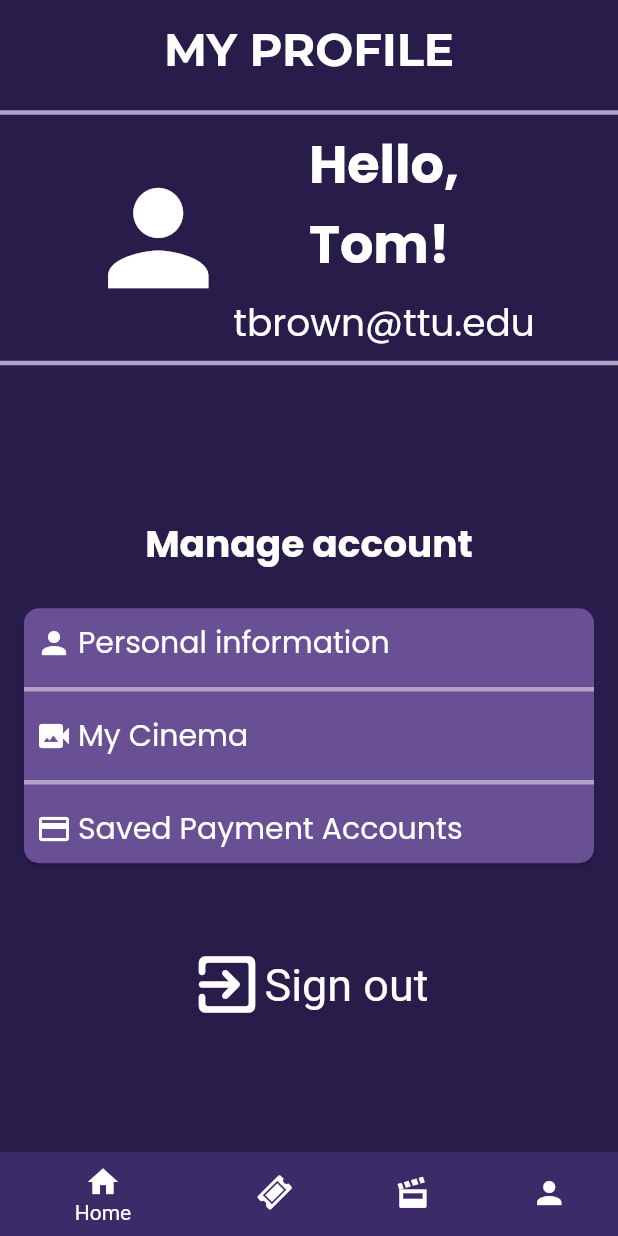
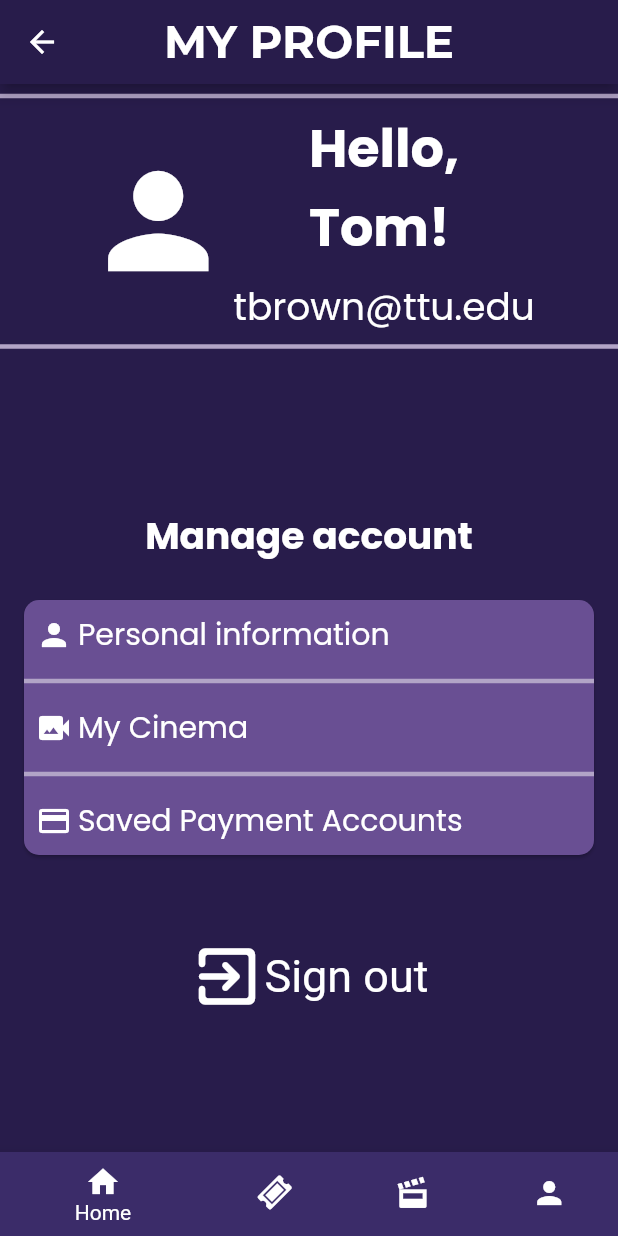
Before and after one commit to Alefig12/mbs, a Flutter app: the ProfilePage screen opened directly, on a phone screen of 412 x 824 dp. Run offline on Flutter 3.47's test engine with Material 2 defaults, Android fonts, the phone set to English and light mode, and no system bars; our stand-ins replace get, google_fonts.

Commit message:
Added appbar to profilePage

```diff
--- a/lib/ui/pages/profile_page.dart
+++ b/lib/ui/pages/profile_page.dart
@@ -22,19 +22,23 @@ class _ProfilePageState extends State<ProfilePage> {
   Widget build(BuildContext context) {
     return Scaffold(
       backgroundColor: const Color(0XFF281c4b),
+      appBar: AppBar(
+        backgroundColor: const Color(0XFF281c4b),
+        title: Title(
+            color: Colors.white,
+            child: Text(
+              "MY PROFILE",
+              style: GoogleFonts.montserrat(
+                  textStyle: const TextStyle(
+                      fontSize: 30,
+                      color: Colors.white,
+                      fontWeight: FontWeight.bold)),
+            )),
+        centerTitle: true,
+      ),
       body: Column(
         crossAxisAlignment: CrossAxisAlignment.center,
         children: [
-          Padding(
-            padding: const EdgeInsets.all(15),
-            child: Title(color: Colors.white, child: Text("MY PROFILE",
-            style: GoogleFonts.montserrat(textStyle: const TextStyle(
-              fontSize: 30,
-              color: Colors.white,
-              fontWeight: FontWeight.bold
-            )),)
-            ),
-          ),
           const Divider(
             color: Color(0XFFb2a4c7),
             thickness: 3,
@@ -77,25 +81,27 @@ class _ProfilePageState extends State<ProfilePage> {
 Widget profilePicAndName = Row(
   mainAxisAlignment: MainAxisAlignment.center,
   children: [
-    const Icon(Icons.person,size: 100,color: Colors.white),
+    const Icon(Icons.person, size: 100, color: Colors.white),
     Column(
       children: [
         Padding(
           padding: const EdgeInsets.only(bottom: 8.0),
-          child: Text("Hello,\n" + "Tom!",style: GoogleFonts.poppins(
+          child: Text(
+            "Hello,\n" + "Tom!",
+            style: GoogleFonts.poppins(
               textStyle: const TextStyle(
                   fontWeight: FontWeight.bold,
                   color: Colors.white,
-              fontSize: 35
+                  fontSize: 35),
             ),
-          ),),
           ),
-        Text('tbrown@ttu.edu',style: GoogleFonts.poppins(
+        ),
+        Text('tbrown@ttu.edu',
+            style: GoogleFonts.poppins(
                 textStyle: const TextStyle(
               color: Colors.white,
               fontSize: 25,
-          )
-        )),
+            ))),
       ],
     )
   ],
@@ -120,8 +126,7 @@ Widget manageAccount = Expanded(
       padding: const EdgeInsets.all(12),
       child: Card(
         shape: const RoundedRectangleBorder(
-          borderRadius: BorderRadius.all(Radius.circular(10))
-        ),
+            borderRadius: BorderRadius.all(Radius.circular(10))),
         color: const Color(0XFF694f93),
         child: Column(
           crossAxisAlignment: CrossAxisAlignment.start,
@@ -138,10 +143,8 @@ Widget manageAccount = Expanded(
                   Text(
                     'Personal information',
                     style: GoogleFonts.poppins(
-                      textStyle: const TextStyle(
-                        color: Colors.white,
-                        fontSize: 20
-                      ),
+                      textStyle:
+                          const TextStyle(color: Colors.white, fontSize: 20),
                     ),
                   ),
                 ],
@@ -163,10 +166,8 @@ Widget manageAccount = Expanded(
                   Text(
                     'My Cinema',
                     style: GoogleFonts.poppins(
-                      textStyle: const TextStyle(
-                        color: Colors.white,
-                        fontSize: 20
-                      ),
+                      textStyle:
+                          const TextStyle(color: Colors.white, fontSize: 20),
                     ),
                   ),
                 ],
@@ -188,10 +189,8 @@ Widget manageAccount = Expanded(
                   Text(
                     'Saved Payment Accounts',
                     style: GoogleFonts.poppins(
-                      textStyle: const TextStyle(
-                        color: Colors.white,
-                        fontSize: 20
-                      ),
+                      textStyle:
+                          const TextStyle(color: Colors.white, fontSize: 20),
                     ),
                   ),
                 ],
@@ -206,8 +205,8 @@ Widget manageAccount = Expanded(
       child: Row(
         mainAxisAlignment: MainAxisAlignment.center,
         children: const [
-          Icon(Icons.exit_to_app_rounded,color: Colors.white,size: 50),
-          Text('Sign out',style: TextStyle(color: Colors.white,fontSize: 30))
+          Icon(Icons.exit_to_app_rounded, color: Colors.white, size: 50),
+          Text('Sign out', style: TextStyle(color: Colors.white, fontSize: 30))
         ],
       ),
     ),
```
Lines whose indentation alone changed are shown as unchanged.
